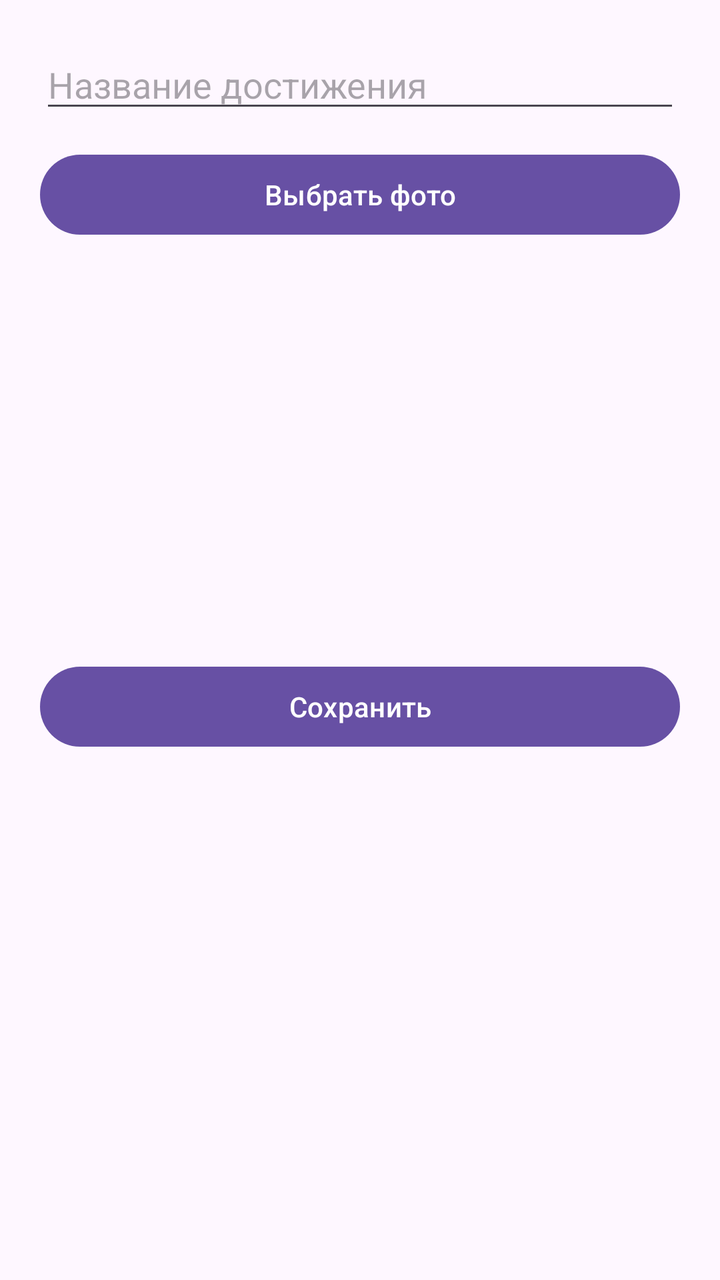
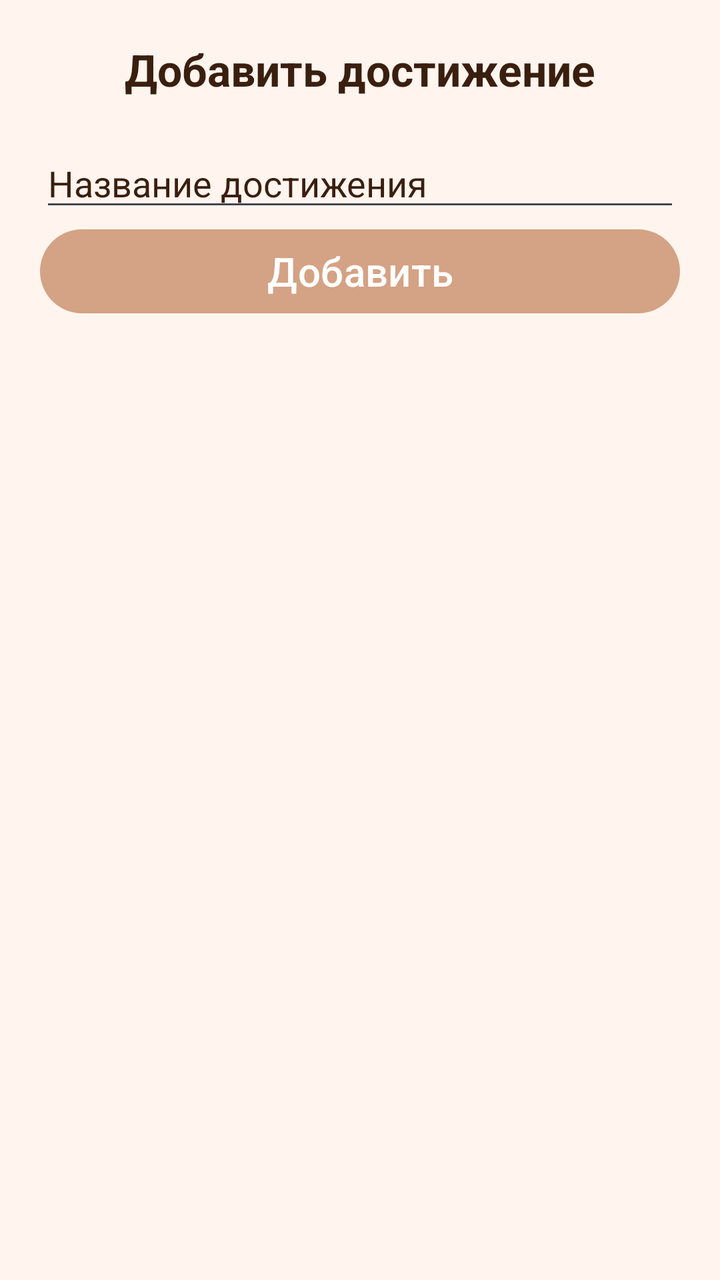

Two renders of the same Android screen: before a commit and after it. Below are the layout's source before the change and the commit's diff.
<!-- AndroidManifest.xml: application theme Theme.MyPet -->
<!-- res/layout/dialog_achievement.xml -->
<?xml version="1.0" encoding="utf-8"?>
<LinearLayout
    xmlns:android="http://schemas.android.com/apk/res/android"
    android:layout_width="match_parent"
    android:layout_height="wrap_content"
    android:orientation="vertical"
    android:padding="20dp">

    <EditText
        android:id="@+id/etTitle"
        android:layout_width="match_parent"
        android:layout_height="wrap_content"
        android:hint="Название достижения"/>

    <Button
        android:id="@+id/btnPickImage"
        android:layout_width="match_parent"
        android:layout_height="wrap_content"
        android:text="Выбрать фото"
        android:layout_marginTop="12dp"/>

    <ImageView
        android:id="@+id/ivPreview"
        android:layout_width="match_parent"
        android:layout_height="180dp"
        android:layout_marginTop="12dp"
        android:scaleType="centerCrop"/>

    <Button
        android:id="@+id/btnSave"
        android:layout_width="match_parent"
        android:layout_height="wrap_content"
        android:text="Сохранить"
        android:layout_marginTop="16dp"/>

</LinearLayout>
<!-- resources referenced by this layout -->
<resources>
  <style name="Theme.MyPet" parent="Base.Theme.MyPet" />
  <style name="Base.Theme.MyPet" parent="Theme.Material3.DayNight.NoActionBar">
          
          
      </style>
</resources>

<!-- the commit's change to res/layout/dialog_achievement.xml (unified diff, before → after) -->
@@ -1,36 +1,36 @@
 <?xml version="1.0" encoding="utf-8"?>
-<LinearLayout
-    xmlns:android="http://schemas.android.com/apk/res/android"
+<LinearLayout xmlns:android="http://schemas.android.com/apk/res/android"
     android:layout_width="match_parent"
     android:layout_height="wrap_content"
+    xmlns:app="http://schemas.android.com/apk/res-auto"
     android:orientation="vertical"
-    android:padding="20dp">
+    android:padding="20dp"
+    android:background="#FFF5EE">
+
+    <TextView
+        android:layout_width="match_parent"
+        android:layout_height="wrap_content"
+        android:text="Добавить достижение"
+        android:textColor="#3A1F0F"
+        android:textSize="22sp"
+        android:textStyle="bold"
+        android:gravity="center"
+        android:layout_marginBottom="20dp" />
 
     <EditText
         android:id="@+id/etTitle"
         android:layout_width="match_parent"
         android:layout_height="wrap_content"
-        android:hint="Название достижения"/>
-
-    <Button
-        android:id="@+id/btnPickImage"
-        android:layout_width="match_parent"
-        android:layout_height="wrap_content"
-        android:text="Выбрать фото"
-        android:layout_marginTop="12dp"/>
-
-    <ImageView
-        android:id="@+id/ivPreview"
-        android:layout_width="match_parent"
-        android:layout_height="180dp"
-        android:layout_marginTop="12dp"
-        android:scaleType="centerCrop"/>
+        android:hint="Название достижения"
+        android:textColorHint="#3A1F0F"/>
 
     <Button
         android:id="@+id/btnSave"
         android:layout_width="match_parent"
-        android:layout_height="wrap_content"
-        android:text="Сохранить"
-        android:layout_marginTop="16dp"/>
+        android:layout_height="50dp"
+        android:text="Добавить"
+        android:textColor="#FFFFFF"
+        android:textSize="20sp"
+        app:backgroundTint="#D4A284" />
 
 </LinearLayout>
